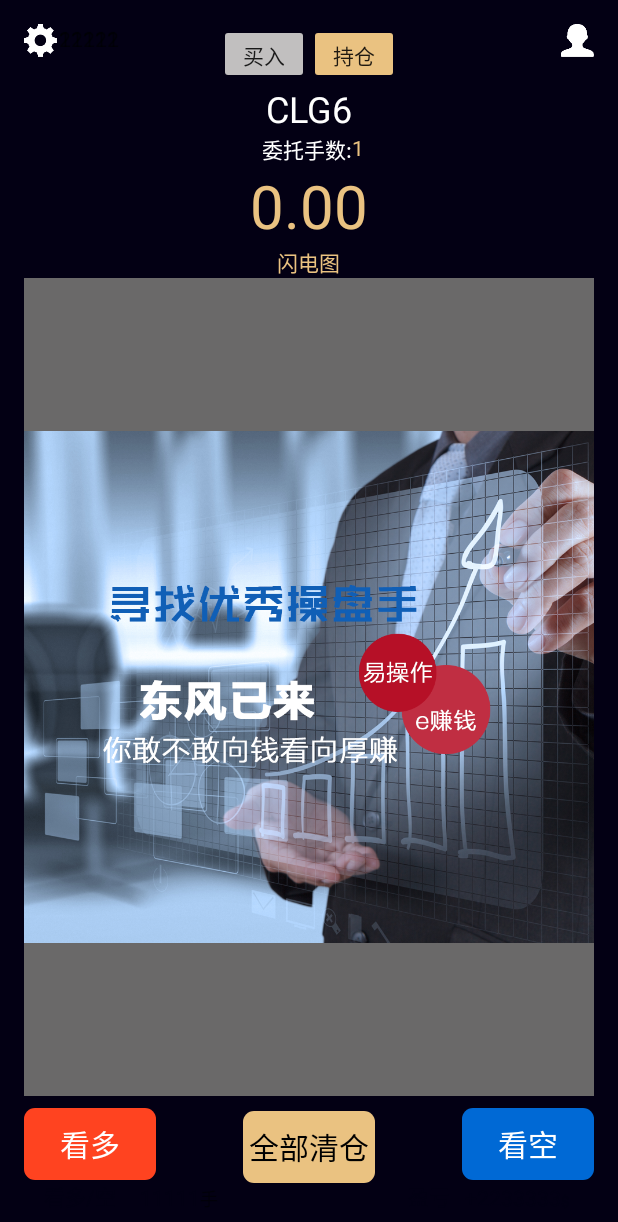
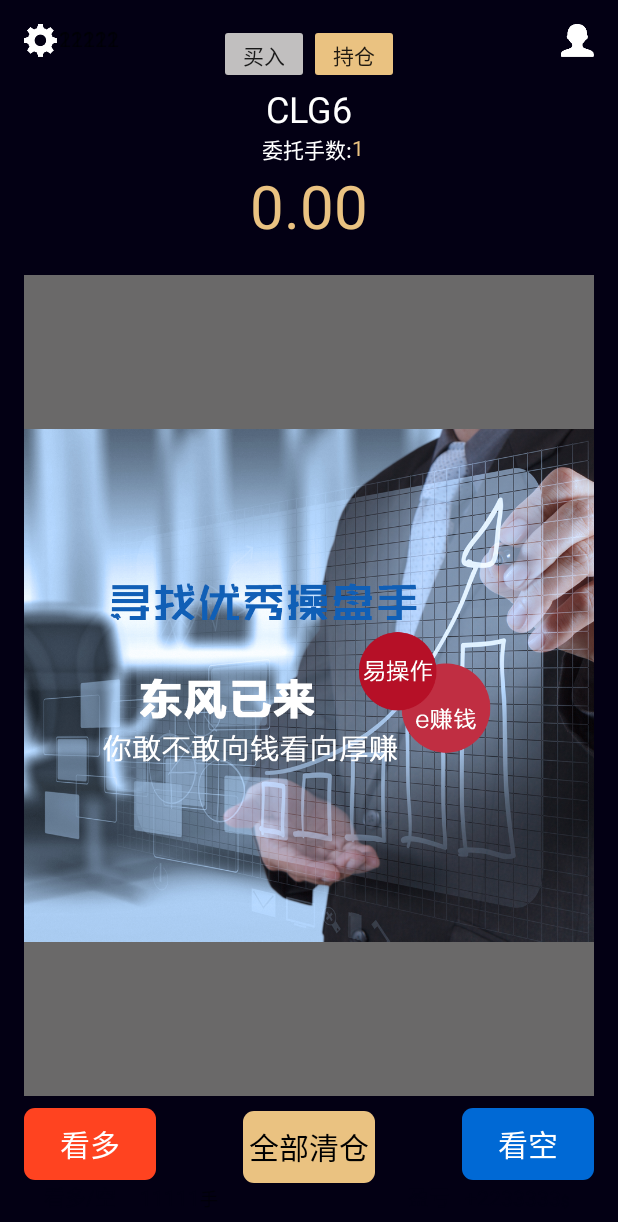
Before and after one commit to iosdevelop123/demo, an Android app: the MainActivity screen opened directly, with no data from a screen before it, on a phone screen of 412 x 824 dp. Shown: the top 1222 px of the screen. Run offline under Robolectric (Android 15) with nearby library versions, the light colour scheme and no system bars; 2 statements that could not run were skipped.

Commit message:
持仓界面刷新

```diff
--- a/MyApplication/app/src/main/java/com/example/secretwang/myapplication/MainActivity.java
+++ b/MyApplication/app/src/main/java/com/example/secretwang/myapplication/MainActivity.java
@@ -499,6 +499,7 @@
             }else {
                 new Thread(allSellRunnable).start();
             }
+            progressDialog.dismiss();
         }
     };
     Runnable orderNumbersRunnable = new Runnable() {
--- a/MyApplication/app/src/main/res/layout/content_main.xml
+++ b/MyApplication/app/src/main/res/layout/content_main.xml
@@ -78,11 +78,11 @@
     <TextView
         android:layout_width="wrap_content"
         android:layout_height="wrap_content"
-        android:text="@string/lighting"
         android:id="@+id/textView4"
         android:layout_below="@+id/textView_priceText"
         android:layout_centerHorizontal="true"
-        android:textColor="#eac281" />
+        android:textColor="#030014"
+        android:backgroundTint="#030014" />
 
 
     <SurfaceView
```
Also changed, not shown: MyApplication/app/src/main/java/com/example/secretwang/myapplication/holdActivity.java (+10 -4 lines).
